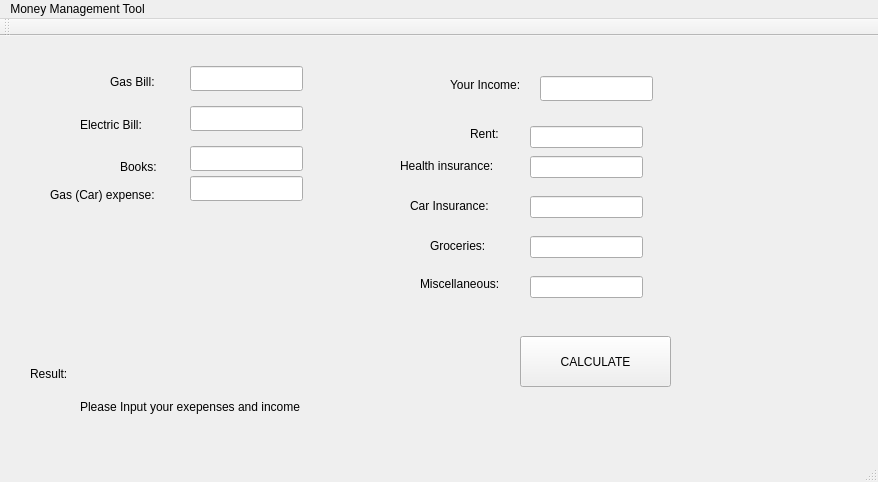
First picture: the form in mainwindow.ui, repository AaribAbdullah/CPSC-254-PROJECT, before the edit.
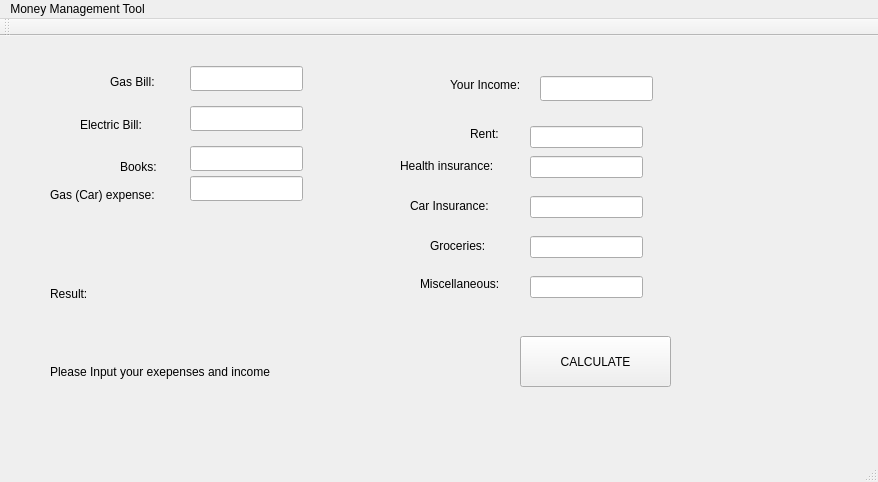
Second picture: the form after the edit.

The edit to the form file:
```diff
--- a/mainwindow.ui
+++ b/mainwindow.ui
@@ -148,8 +148,8 @@
    <widget class="QLabel" name="label_6">
     <property name="geometry">
      <rect>
-      <x>30</x>
-      <y>330</y>
+      <x>50</x>
+      <y>250</y>
       <width>91</width>
       <height>16</height>
      </rect>
@@ -161,10 +161,10 @@
    <widget class="QLabel" name="label_7">
     <property name="geometry">
      <rect>
-      <x>80</x>
-      <y>350</y>
-      <width>571</width>
-      <height>41</height>
+      <x>50</x>
+      <y>280</y>
+      <width>461</width>
+      <height>111</height>
      </rect>
     </property>
     <property name="text">
```
Left out of the diff: 2 changed lines with no effect on the pictures.
